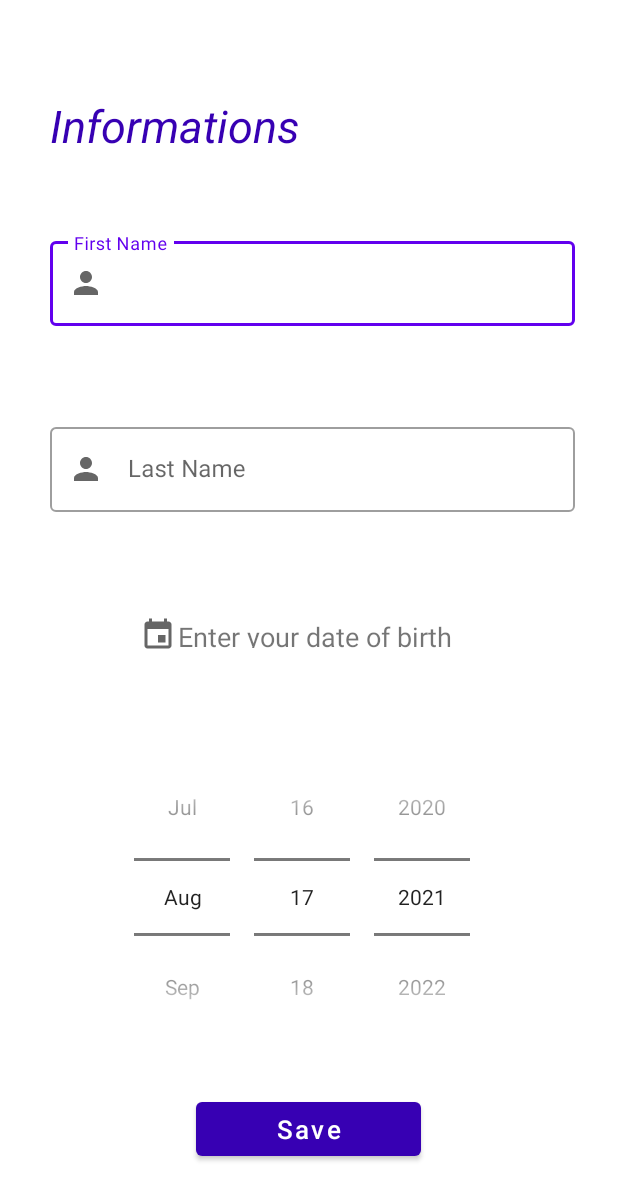
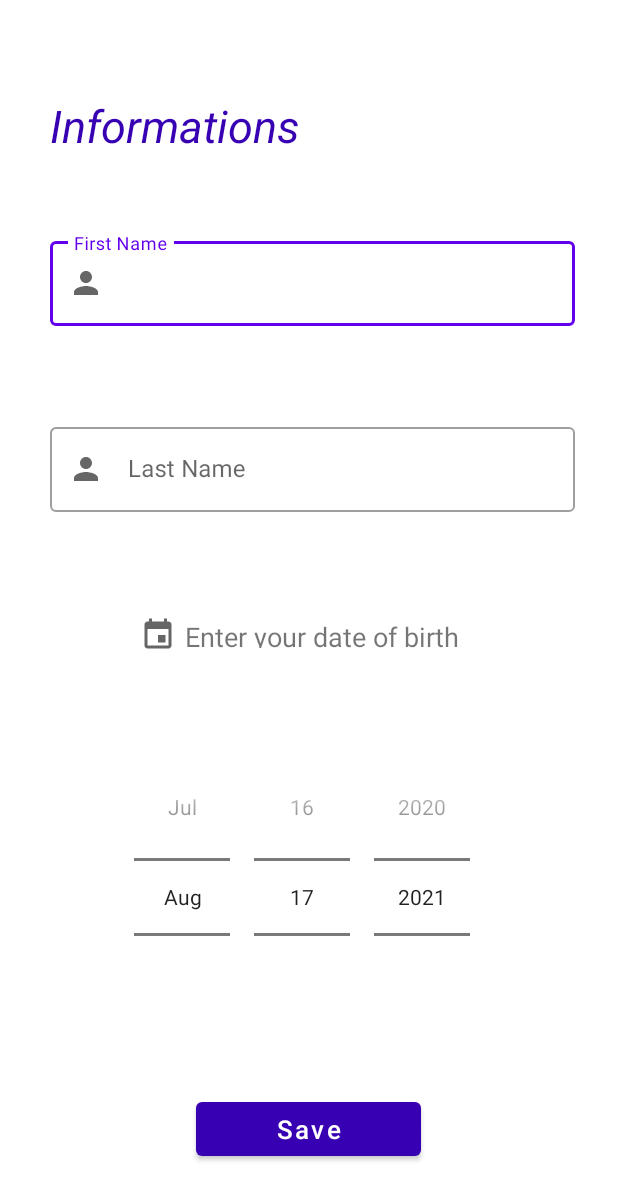
Before and after one commit to Shamilx/VirtualGundelik, an Android app: the GetInfoActivity screen opened directly, with no data from a screen before it, on a phone screen of 412 x 824 dp. Shown: the top 1200 px of the screen. Run offline under Robolectric (Android 15) with nearby library versions, the phone set to English and light mode, and no system bars; our stand-ins replace Firebase (no records; nobody signed in at launch, a user with empty details on screens opened directly).

Commit message:
Update5(demo)

```diff
--- a/app/src/main/java/com/shamil/virtualgundelik/GetInfoActivity.java
+++ b/app/src/main/java/com/shamil/virtualgundelik/GetInfoActivity.java
@@ -20,9 +20,11 @@ import com.google.firebase.firestore.DocumentReference;
 import com.google.firebase.firestore.FirebaseFirestore;
 import com.google.type.DateTime;
 
+import java.time.LocalDate;
 import java.time.LocalDateTime;
 import java.time.format.DateTimeFormatter;
 import java.util.Calendar;
+import java.util.Date;
 import java.util.HashMap;
 import java.util.Map;
 
@@ -44,9 +46,9 @@ public class GetInfoActivity extends AppCompatActivity {
         EditText firstName = findViewById(R.id.registerUserNameEditText);
         EditText lastName = findViewById(R.id.registerUserLastnameEditText);
         DatePicker time = findViewById(R.id.registerDatePicker);
-
         MaterialButton button = findViewById(R.id.SaveMaterialButton);
         firestore = FirebaseFirestore.getInstance();
+        time.setMaxDate(new Date().getTime());
 
 
         button.setOnClickListener(new View.OnClickListener() {
--- a/app/src/main/res/layout/activity_get_info.xml
+++ b/app/src/main/res/layout/activity_get_info.xml
@@ -97,7 +97,7 @@
             android:scrollHorizontally="true"
             android:layout_marginBottom="60dp"
             android:layout_marginTop="-35dp"
-            android:layout_marginStart="5dp"
+            android:layout_marginStart="10dp"
             android:textSize="18sp"
             android:text="@string/day_of_birth" />
 
```
